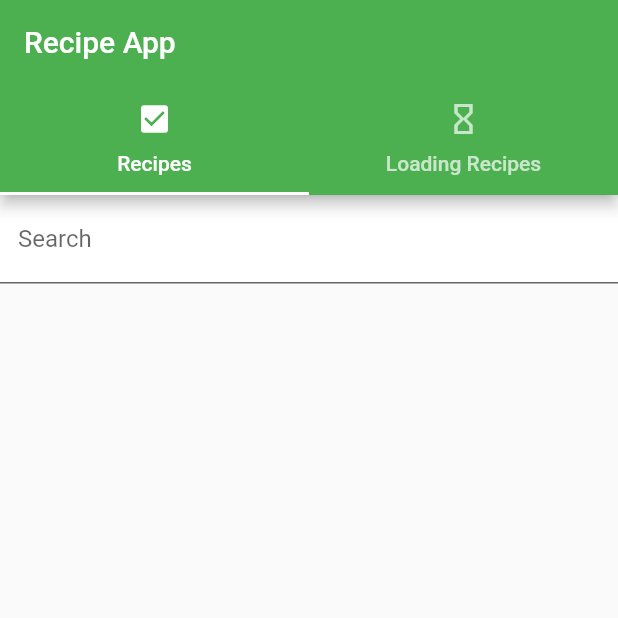
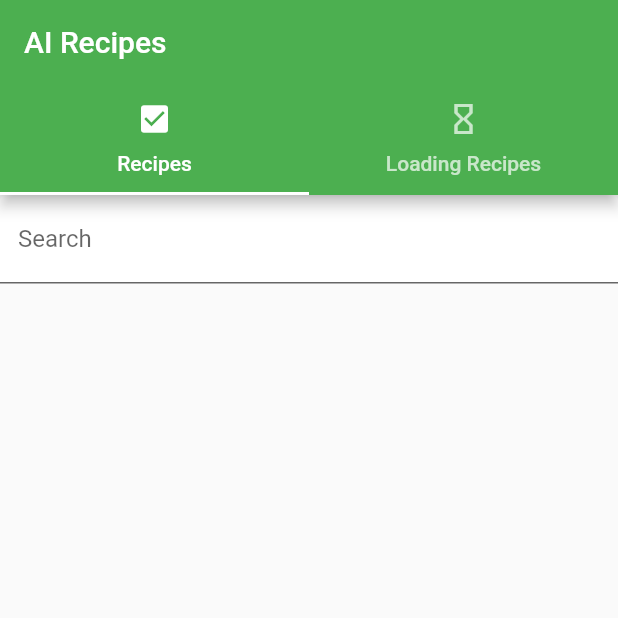
Before and after one commit to Topazoo/AI-Recipes-App, a Flutter app: the screen it shows after launch, on a phone screen of 412 x 824 dp, the top half of it. Run offline on Flutter 3.47's test engine with Material 2 defaults, Android fonts, the phone set to English and light mode, and no system bars; our stand-ins replace flutter_dotenv.

Commit message:
[Config] Update name

```diff
--- a/lib/app.dart
+++ b/lib/app.dart
@@ -7,11 +7,11 @@ class App extends StatelessWidget {
   @override
   Widget build(BuildContext context) {
     return MaterialApp(
-      title: 'Recipe App',
+      title: 'AI Recipes',
       theme: ThemeData(
         primarySwatch: Colors.green,
       ),
-      home: const RecipeListPage(title: 'Recipe App'),
+      home: const RecipeListPage(title: 'AI Recipes'),
     );
   }
 }
```
Also changed, not shown: 1 other file.
